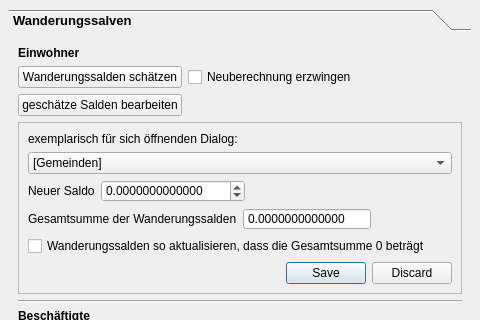
projektcheck/ProjektCheck-QGIS, file projektcheck/pctools/ui/ProjektCheck_dockwidget_analysis_07-KSt.ui: the form before one commit; both pictures show x 0 to 480 and y 0 to 320 of the 480 by 809 pixel window.
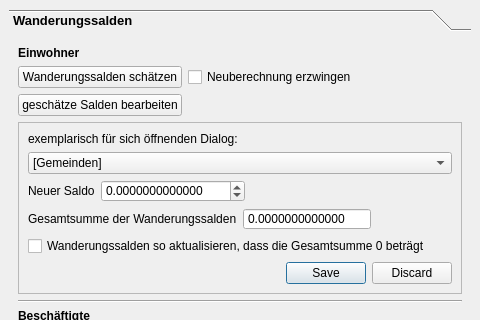
The form after the commit. Icons and pictures are not drawn.

```diff
--- a/projektcheck/pctools/ui/ProjektCheck_dockwidget_analysis_07-KSt.ui
+++ b/projektcheck/pctools/ui/ProjektCheck_dockwidget_analysis_07-KSt.ui
@@ -44,7 +44,7 @@
         </rect>
        </property>
        <attribute name="label">
-        <string>Wanderungssalven</string>
+        <string>Wanderungssalden</string>
        </attribute>
        <layout class="QGridLayout" name="gridLayout">
         <item row="3" column="0" colspan="3">
```
